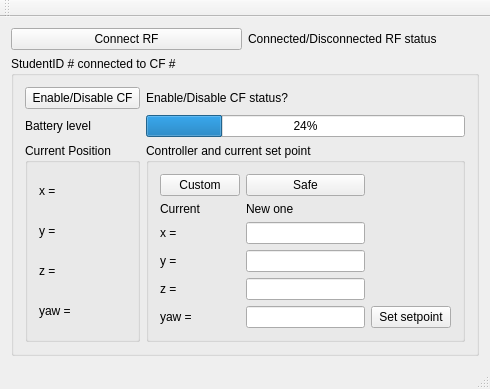
First picture: the form in pps_ws/src/d_fall_pps/GUI_Qt/studentGUI/src/MainWindow.ui, repository alexdidier/rampc-quadrotor, before the edit.
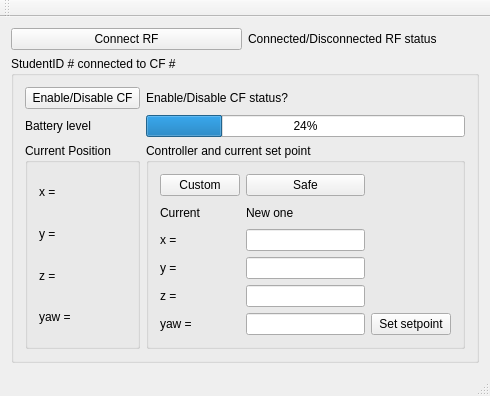
Second picture: the form after the edit.

```diff
--- a/pps_ws/src/d_fall_pps/GUI_Qt/studentGUI/src/MainWindow.ui
+++ b/pps_ws/src/d_fall_pps/GUI_Qt/studentGUI/src/MainWindow.ui
@@ -7,7 +7,7 @@
     <x>0</x>
     <y>0</y>
     <width>490</width>
-    <height>388</height>
+    <height>396</height>
    </rect>
   </property>
   <property name="windowTitle">
```
Left out of the diff: 2 changed lines with no effect on the pictures.
